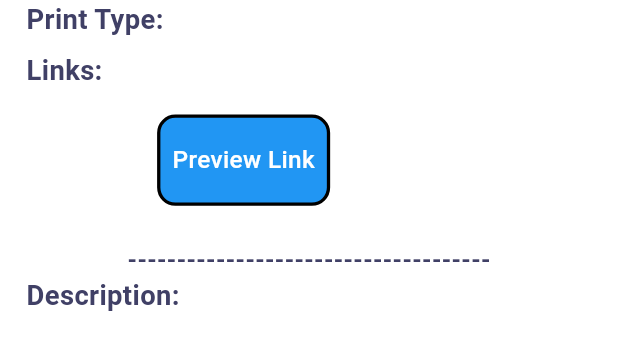
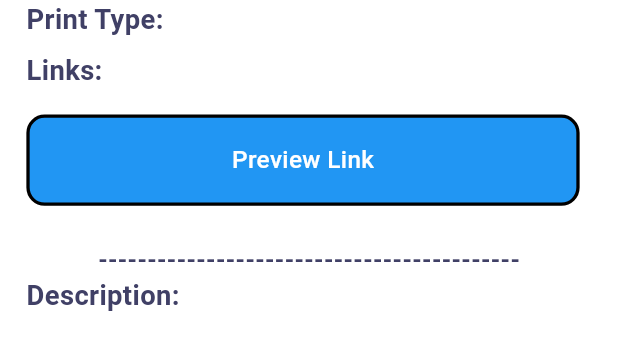
Before and after one commit to MahmoudDabour1/ebook_app, a Flutter app: the BookDetailsDescription widget shown alone on an empty page, opened directly with empty values, on a phone screen of 412 x 824 dp. Shown: the top 350 px of the screen. Run offline on Flutter 3.47's test engine with Material 3 defaults, Android fonts, the light colour scheme and no system bars; our stand-ins replace cached_network_image, dio, flutter_bloc, flutter_screenutil, flutter_secure_storage, flutter_svg and 7 more; accounts and stored records are empty; generated files the repository leaves out were written again; network calls fail.

Commit message:
- added bottom Nav Bar to app - change sizes of buttons in details screen

```diff
--- a/lib/core/routing/app_router.dart
+++ b/lib/core/routing/app_router.dart
@@ -1,5 +1,6 @@
 import 'package:ebook_app/core/di/dependency_injection.dart';
 import 'package:ebook_app/core/routing/routes.dart';
+import 'package:ebook_app/features/bottom_nav_bar_widget.dart';
 import 'package:ebook_app/features/details_screen/logic/book_details_cubit.dart';
 import 'package:ebook_app/features/details_screen/ui/details_screen.dart';
 import 'package:ebook_app/features/home/logic/home_cubit.dart';
@@ -13,6 +14,10 @@ import '../../features/search/ui/search_screen.dart';
 class AppRouter {
   Route? generateRoute(RouteSettings settings) {
     switch (settings.name) {
+      case Routes.bottomNavBarWidget:
+        return MaterialPageRoute(
+          builder: (context) => BottomNavBarWidget(),
+        );
       case Routes.homeScreen:
         return MaterialPageRoute(
             builder: (context) => BlocProvider(
--- a/lib/core/routing/routes.dart
+++ b/lib/core/routing/routes.dart
@@ -2,4 +2,5 @@ class Routes{
   static const String homeScreen = '/homeScreen';
   static const String detailsScreen = '/detailsScreen';
   static const String searchScreen = '/searchScreen';
+  static const String bottomNavBarWidget = '/bottomNavBarWidget';
 }
--- a/lib/features/details_screen/ui/widgets/book_details_description.dart
+++ b/lib/features/details_screen/ui/widgets/book_details_description.dart
@@ -26,7 +26,7 @@ class BookDetailsDescription extends StatelessWidget {
           LinksButtons(
             bookDetailsResponseModel: bookDetailsResponseModel,
           ),
-          Center(child: Text("-------------------------------------",style: AppTextStyles.font16DarkBlueSemiBold,)),
+          Center(child: Text("-------------------------------------------",style: AppTextStyles.font16DarkBlueSemiBold,)),
           Text(
             "Description: ",
             style: AppTextStyles.font18DarkBlueBold,
--- a/lib/features/details_screen/ui/widgets/links_buttons.dart
+++ b/lib/features/details_screen/ui/widgets/links_buttons.dart
@@ -23,10 +23,11 @@ class LinksButtons extends StatelessWidget {
         ),
         verticalSpace(16),
         Row(
-          mainAxisAlignment: MainAxisAlignment.spaceEvenly,
-          crossAxisAlignment: CrossAxisAlignment.center,
           children: [
-            ButtonLinkItem(
+            Expanded(
+              child: Padding(
+                padding: const EdgeInsets.only(right: 8.0),
+                child: ButtonLinkItem(
                   title: "Preview Link",
                   onTap: () async {
                     Uri url = Uri.parse(
@@ -42,7 +43,10 @@ class LinksButtons extends StatelessWidget {
                     }
                   },
                 ),
-            bookDetailsResponseModel?.saleInfo?.buyLink==null? ButtonLinkItem(
+              ),
+            ),
+            bookDetailsResponseModel?.saleInfo?.buyLink==null? Expanded(
+              child: ButtonLinkItem(
                 title: "Buy Link",
                 onTap: () async {
                   Uri url = Uri.parse(
@@ -57,6 +61,7 @@ class LinksButtons extends StatelessWidget {
                     throw 'Could not launch $url';
                   }
                 },
+              ),
             ):SizedBox.shrink(),
           ],
         ),
--- a/lib/features/home/ui/widgets/select_by_category/category_response_list_view.dart
+++ b/lib/features/home/ui/widgets/select_by_category/category_response_list_view.dart
@@ -41,7 +41,6 @@ class _CategoryResponseListViewState extends State<CategoryResponseListView> {
           }
           return true;
         },
-        child: Expanded(
         child: ListView.builder(
           scrollDirection: Axis.horizontal,
           itemCount: widget.booksItemsByCategory.length + 1,
@@ -71,7 +70,6 @@ class _CategoryResponseListViewState extends State<CategoryResponseListView> {
           },
         ),
       ),
-      ),
     );
   }
 }
--- a/pubspec.yaml
+++ b/pubspec.yaml
@@ -56,6 +56,7 @@ dependencies:
   skeletonizer: ^1.4.2
   flutter_native_splash: ^2.4.1
   url_launcher: ^6.3.1
+  animated_notch_bottom_bar: ^1.0.3
 
 
 dev_dependencies:
```
Also changed, not shown: lib/ebook_app.dart (+11 -1 lines), lib/features/bottom_nav_bar_widget.dart (added, +65 -0 lines), lib/features/item_bottom_bar_widget.dart (added, +55 -0 lines), pubspec.lock. Lines whose indentation alone changed are shown as unchanged.
